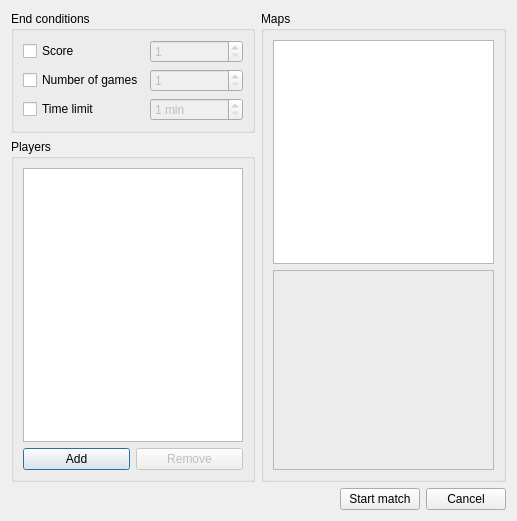
This is ui/form_match.ui in pnordhus/openorbiter as Qt 5 draws it before an edit. The edited form follows.
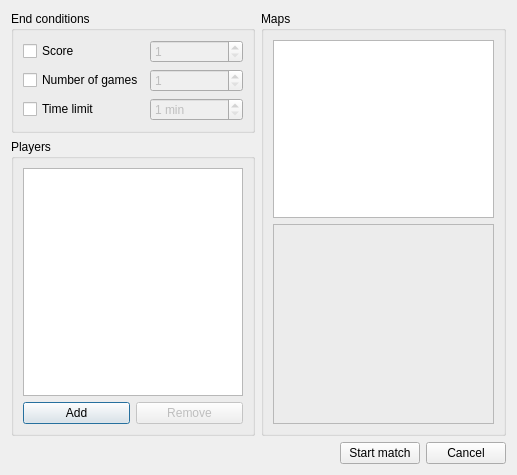
This is the edited form.

Commit message: Fixed interface compile warning.

Diff of the .ui file:
```diff
--- a/ui/form_match.ui
+++ b/ui/form_match.ui
@@ -6,7 +6,7 @@
     <x>0</x>
     <y>0</y>
     <width>517</width>
-    <height>521</height>
+    <height>475</height>
    </rect>
   </property>
   <property name="windowTitle" >
```
Left out of the diff: 6 changed lines with no effect on the pictures.
